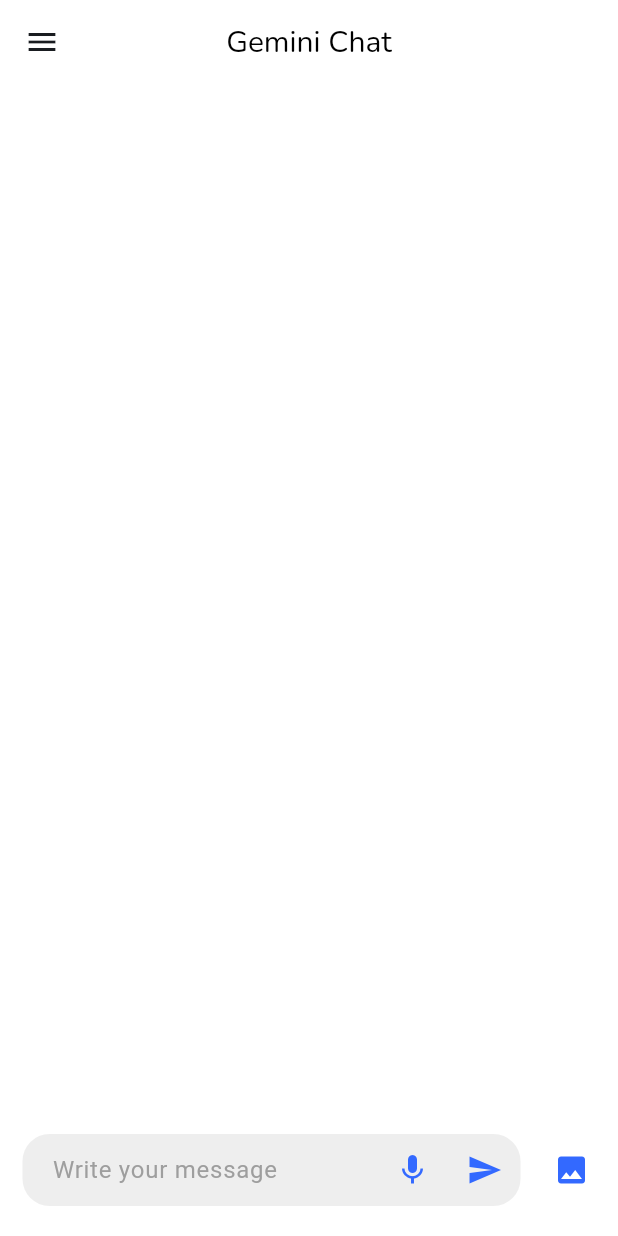
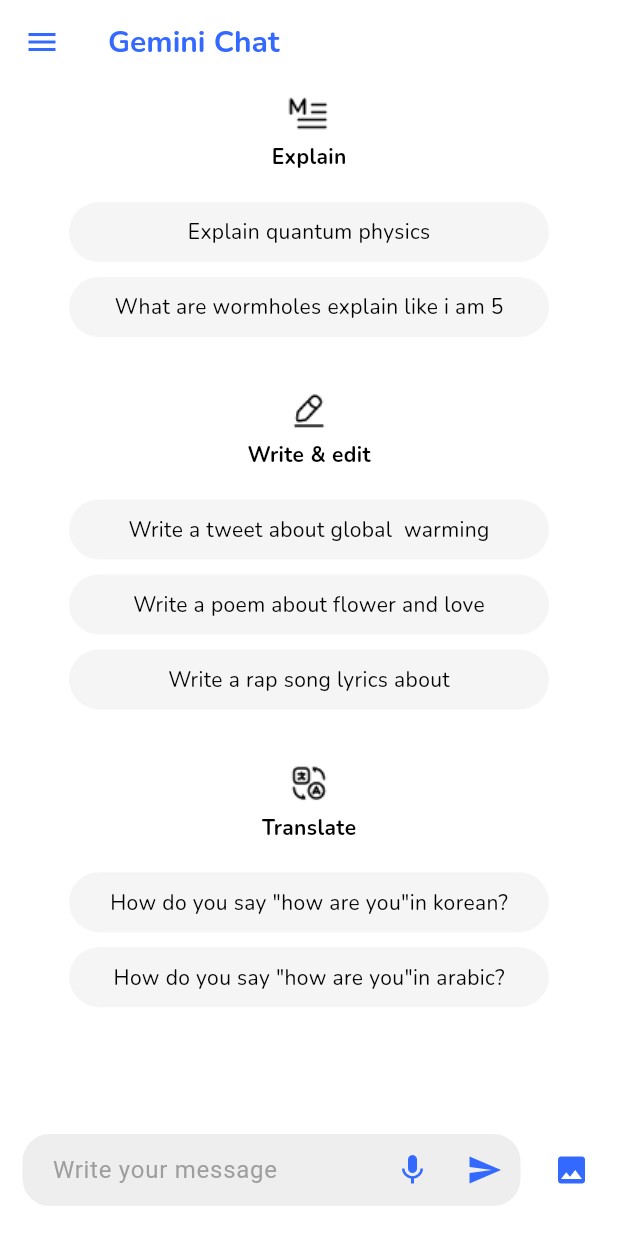
Before and after one commit to NOURINE-rgb/chat_bot_AI, a Flutter app: the ChatScreen screen opened directly, on a phone screen of 412 x 824 dp. Run offline on Flutter 3.47's test engine with Material 3 defaults, Android fonts, the phone set to English and light mode, and no system bars; our stand-ins replace flutter_gemini, google_fonts, image_picker.

Commit message:
add suggestions question

```diff
--- /dev/null
+++ b/lib/data/question_data.dart
@@ -0,0 +1,29 @@
+import 'package:chat_boot/models/question.dart';
+
+List<Question> questions = [
+  const Question(
+    iconPath: "assets/email.png",
+    title: "Explain",
+    questions: [
+      "Explain quantum physics",
+      "What are wormholes explain like i am 5",
+    ],
+  ),
+  const Question(
+    iconPath: "assets/pencil.png",
+    title: "Write & edit",
+    questions: [
+      "Write a tweet about global  warming",
+      "Write a poem about flower and love",
+      "Write a rap song lyrics about",
+    ],
+  ),
+  const Question(
+    iconPath: "assets/translate.png",
+    title: "Translate",
+    questions: [
+      "How do you say \"how are you\"in korean?",
+      "How do you say \"how are you\"in arabic?",
+    ],
+  ),
+];
--- a/lib/main.dart
+++ b/lib/main.dart
@@ -5,9 +5,6 @@ import 'package:flutter_gemini/flutter_gemini.dart';
 // import 'package:flutter_native_splash/flutter_native_splash.dart';
 
 void main() {
-  // FlutterNativeSplash.preserve(
-  //   widgetsBinding: WidgetsFlutterBinding.ensureInitialized(),
-  // );
   Gemini.init(apiKey: gemini_Api_Key);
   runApp(const MyApp());
 }
--- /dev/null
+++ b/lib/models/question.dart
@@ -0,0 +1,6 @@
+class Question {
+  const Question({required this.iconPath,required this.title, required this.questions});
+  final String iconPath;
+  final String title;
+  final List<String> questions;
+}
--- a/lib/screens/chat_screen.dart
+++ b/lib/screens/chat_screen.dart
@@ -1,9 +1,10 @@
 import 'dart:io';
 import 'dart:typed_data';
-
+import 'package:chat_boot/data/question_data.dart';
 import 'package:chat_boot/widgets/chat_bubble.dart';
 import 'package:chat_boot/models/chat_message.dart';
 import 'package:chat_boot/widgets/my_text_style.dart';
+import 'package:chat_boot/widgets/question_icon.dart';
 import 'package:flutter/material.dart';
 import 'package:flutter_gemini/flutter_gemini.dart';
 import 'package:image_picker/image_picker.dart';
@@ -21,16 +22,54 @@ class _ChatScreenState extends State<ChatScreen> {
   String? text;
   List<ChatMessage> messages = [];
   final Gemini gemini = Gemini.instance;
+  void onTapQuestion(String msg) {
+    setState(() {
+      onSend(msg, null);
+    });
+  }
+
   @override
   Widget build(BuildContext context) {
+    Widget content = (messages.isEmpty)
+        ? Expanded(
+            child: ListView(
+              children: [
+                for (final question in questions)
+                  QuestionIcon(
+                    question: question,
+                    onTap: onTapQuestion,
+                  ),
+              ],
+            ),
+          )
+        : Expanded(
+          child: ListView.builder(
+              reverse: true,
+              padding: const EdgeInsets.all(12),
+              itemCount: messages.length,
+              itemBuilder: (context, index) => ChatBubble(
+                  from: messages[messages.length - index - 1].user,
+                  profileImage:
+                      messages[messages.length - index - 1].profileImage,
+                  imagePath: messages[messages.length - index - 1].imagePath,
+                  msg: messages[messages.length - index - 1].text,
+                  time: messages[messages.length - index - 1].time),
+            ),
+        );
     return Scaffold(
       appBar: AppBar(
-        centerTitle: true,
+        // centerTitle: true,
         backgroundColor: Colors.white,
-        title: myText("Gemini Chat", size: 20),
+        title: myText("Gemini Chat",
+            size: 20,
+            weight: FontWeight.bold,
+            color: Theme.of(context).colorScheme.primary),
         leading: IconButton(
           onPressed: () {},
-          icon: const Icon(Icons.menu),
+          icon: Icon(
+            Icons.menu,
+            color: Theme.of(context).colorScheme.primary,
+          ),
         ),
       ),
       backgroundColor: Colors.white,
@@ -39,22 +78,8 @@ class _ChatScreenState extends State<ChatScreen> {
         height: MediaQuery.of(context).size.height,
         // padding: const EdgeInsets.all(12),/
         child: Column(
-          mainAxisSize: MainAxisSize.max,
           children: [
-            Expanded(
-              child: ListView.builder(
-                reverse: true,
-                padding: const EdgeInsets.all(12),
-                itemCount: messages.length,
-                itemBuilder: (context, index) => ChatBubble(
-                    from: messages[messages.length - index - 1].user,
-                    profileImage:
-                        messages[messages.length - index - 1].profileImage,
-                    imagePath: messages[messages.length - index - 1].imagePath,
-                    msg: messages[messages.length - index - 1].text,
-                    time: messages[messages.length - index - 1].time),
-              ),
-            ),
+            content,
             inputMessage(),
           ],
         ),
--- /dev/null
+++ b/lib/widgets/question_icon.dart
@@ -0,0 +1,45 @@
+import 'package:chat_boot/models/question.dart';
+import 'package:chat_boot/widgets/my_text_style.dart';
+import 'package:flutter/material.dart';
+
+class QuestionIcon extends StatelessWidget {
+  const QuestionIcon({required this.question, required this.onTap, super.key});
+  final Question question;
+  final void Function(String msg) onTap;
+  @override
+  Widget build(BuildContext context) {
+    return Column(
+      children: [
+        Image.asset(
+          question.iconPath,
+          width: 40,
+          color: Colors.black,
+        ),
+        myText(question.title,
+            color: Colors.black, size: 14, weight: FontWeight.bold),
+        const SizedBox(
+          height: 20,
+        ),
+        for (int index = 0; index < question.questions.length; index++)
+          InkWell(
+            onTap: () => onTap(question.questions[index]),
+            child: Container(
+              margin: const EdgeInsets.only(bottom: 10),
+              height: 40,
+              width: 320,
+              decoration: BoxDecoration(
+                borderRadius: BorderRadius.circular(30),
+                color: Colors.grey.shade100,
+              ),
+              alignment: Alignment.center,
+              child: myText(question.questions[index],
+                  color: Colors.black, size: 14),
+            ),
+          ),
+        const SizedBox(
+          height: 20,
+        ),
+      ],
+    );
+  }
+}
--- a/pubspec.yaml
+++ b/pubspec.yaml
@@ -66,6 +66,10 @@ flutter:
   assets:
    - assets/robot.png
    - assets/descrip.png
+   - assets/frame.png
+   - assets/email.png
+   - assets/pencil.png
+   - assets/translate.png
 
   # An image asset can refer to one or more resolution-specific "variants", see
   # https://flutter.dev/to/resolution-aware-images
```
Also changed, not shown: assets/email.png (added), assets/frame.png (added), assets/pencil.png (added), assets/translate.png (added).
